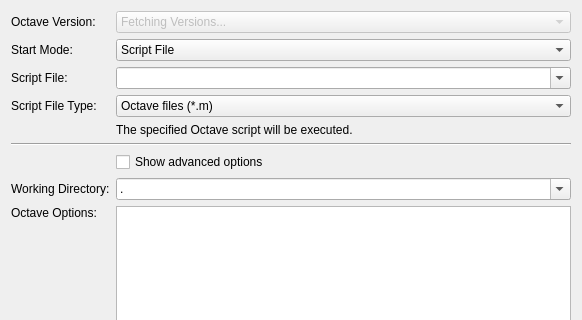
Before: the Qt Designer form src/brickv/plugin_system/plugins/red/ui/program_page_octave.ui in Tinkerforge/brickv, drawn with Qt 5; both pictures show x 0 to 582 and y 0 to 320 of the 582 by 689 pixel window.
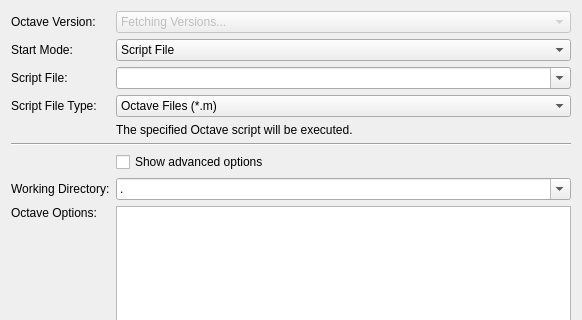
After: the same form once the commit is applied. Custom widgets are drawn as their Qt base class.

```diff
--- a/src/brickv/plugin_system/plugins/red/ui/program_page_octave.ui
+++ b/src/brickv/plugin_system/plugins/red/ui/program_page_octave.ui
@@ -198,7 +198,7 @@
        </item>
        <item>
         <property name="text">
-         <string>Octave files (*.m)</string>
+         <string>Octave Files (*.m)</string>
         </property>
        </item>
       </widget>
```
Left out of the diff: 2 changed lines with no effect on the pictures.
